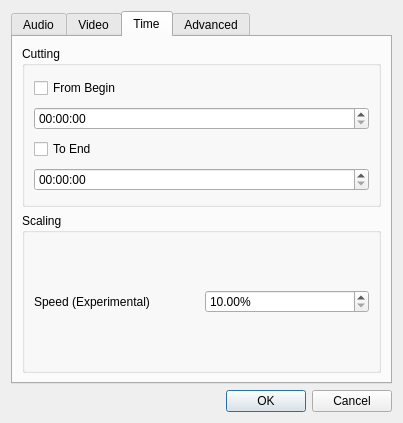
Qt form src/ui/conversionparameterdialog.ui (qwinff/qwinff) before a commit.
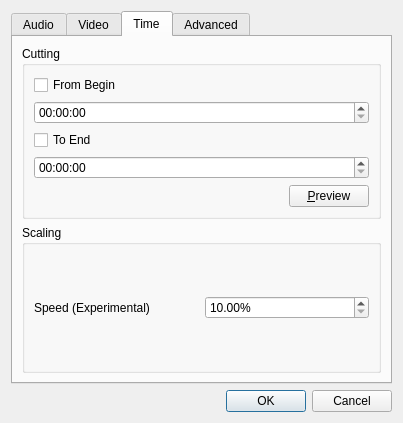
The same form after that commit. The open tabs and pages were chosen to show the change.

The edit to the form file:
```diff
--- a/src/ui/conversionparameterdialog.ui
+++ b/src/ui/conversionparameterdialog.ui
@@ -404,6 +404,30 @@
               </property>
              </widget>
             </item>
+            <item>
+             <layout class="QHBoxLayout" name="horizontalLayout_3">
+              <item>
+               <spacer name="horizontalSpacer">
+                <property name="orientation">
+                 <enum>Qt::Horizontal</enum>
+                </property>
+                <property name="sizeHint" stdset="0">
+                 <size>
+                  <width>40</width>
+                  <height>20</height>
+                 </size>
+                </property>
+               </spacer>
+              </item>
+              <item>
+               <widget class="QPushButton" name="btnPreview">
+                <property name="text">
+                 <string>&amp;Preview</string>
+                </property>
+               </widget>
+              </item>
+             </layout>
+            </item>
            </layout>
           </widget>
          </item>
```
Left out of the diff: 4 changed lines with no effect on the pictures.
